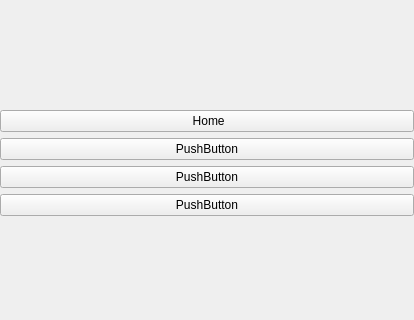
First picture: the form in sem3/projectQt/sectionscolumn.ui, repository naztes0/University, before the edit; both pictures show x 0 to 414 and y 0 to 320 of the 414 by 616 pixel window.
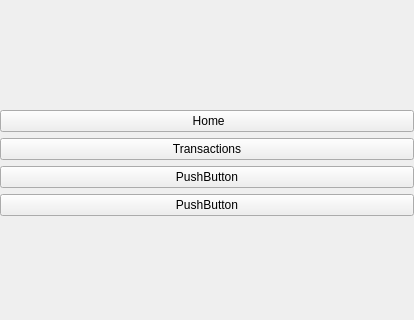
Second picture: the form after the edit. Icons and pictures are not drawn.

Commit message: Added icon and chenged text for TransactionLists button

The edit to the form file:
```diff
--- a/sem3/projectQt/sectionscolumn.ui
+++ b/sem3/projectQt/sectionscolumn.ui
@@ -53,7 +53,11 @@
    <item>
     <widget class="QPushButton" name="pushButton_2">
      <property name="text">
-      <string>PushButton</string>
+      <string>Transactions</string>
+     </property>
+     <property name="icon">
+      <iconset resource="resource.qrc">
+       <normaloff>:/img/img/receipt.svg</normaloff>:/img/img/receipt.svg</iconset>
      </property>
     </widget>
    </item>
```
Left out of the diff: 2 changed lines with no effect on the pictures.
